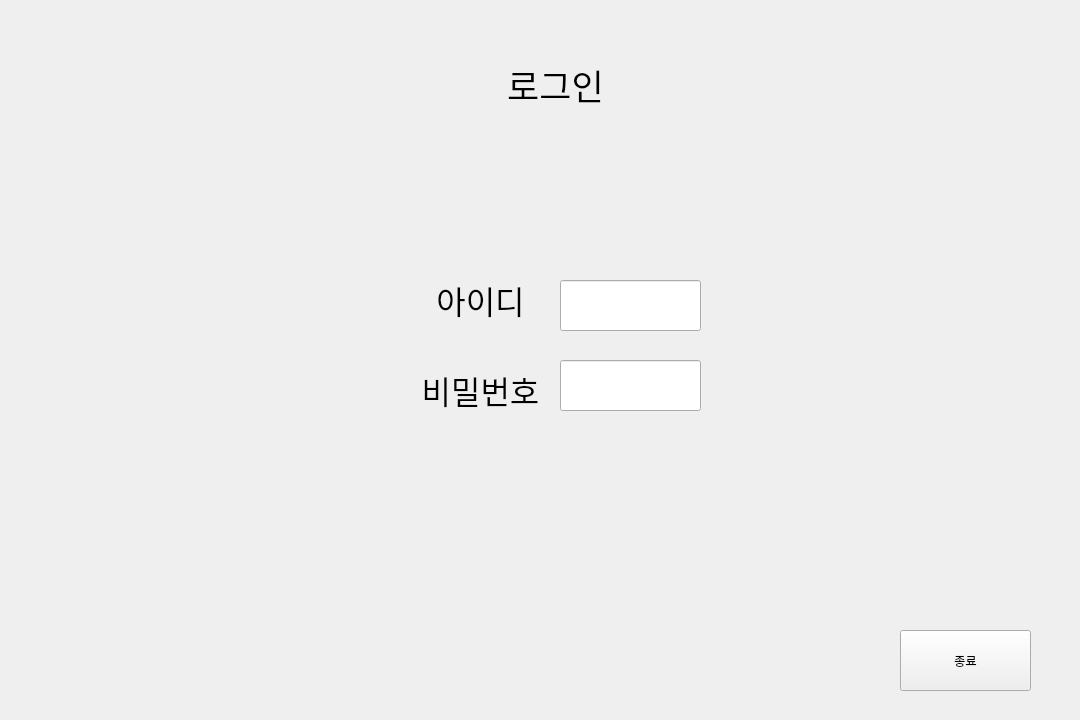
Qt form ableToEditingUI/Login.ui (korkimhanu/PhysicalDiary) before a commit.
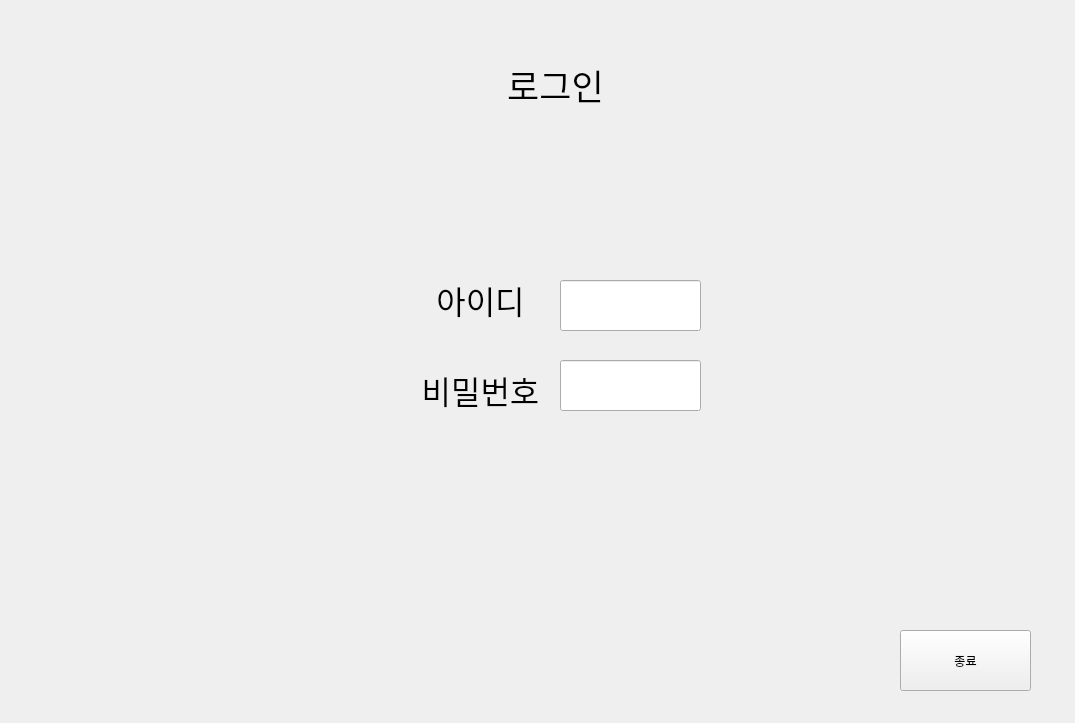
The same form after that commit.

```diff
--- a/ableToEditingUI/Login.ui
+++ b/ableToEditingUI/Login.ui
@@ -6,8 +6,8 @@
    <rect>
     <x>0</x>
     <y>0</y>
-    <width>1080</width>
-    <height>720</height>
+    <width>1075</width>
+    <height>723</height>
    </rect>
   </property>
   <property name="windowTitle">
```
